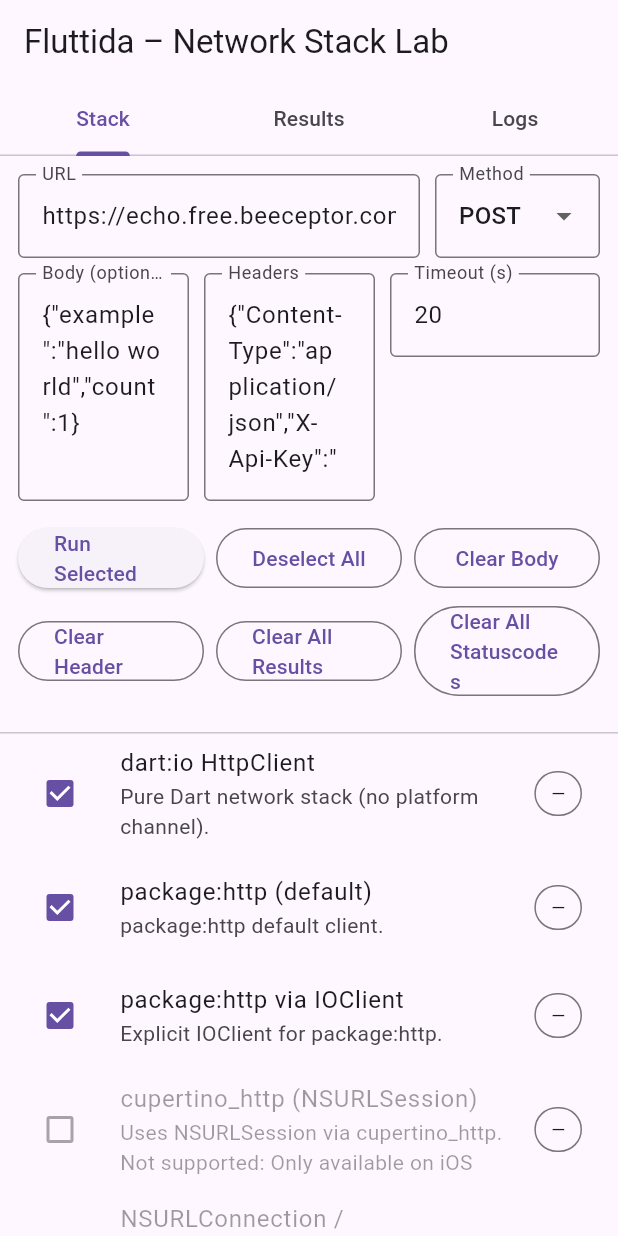
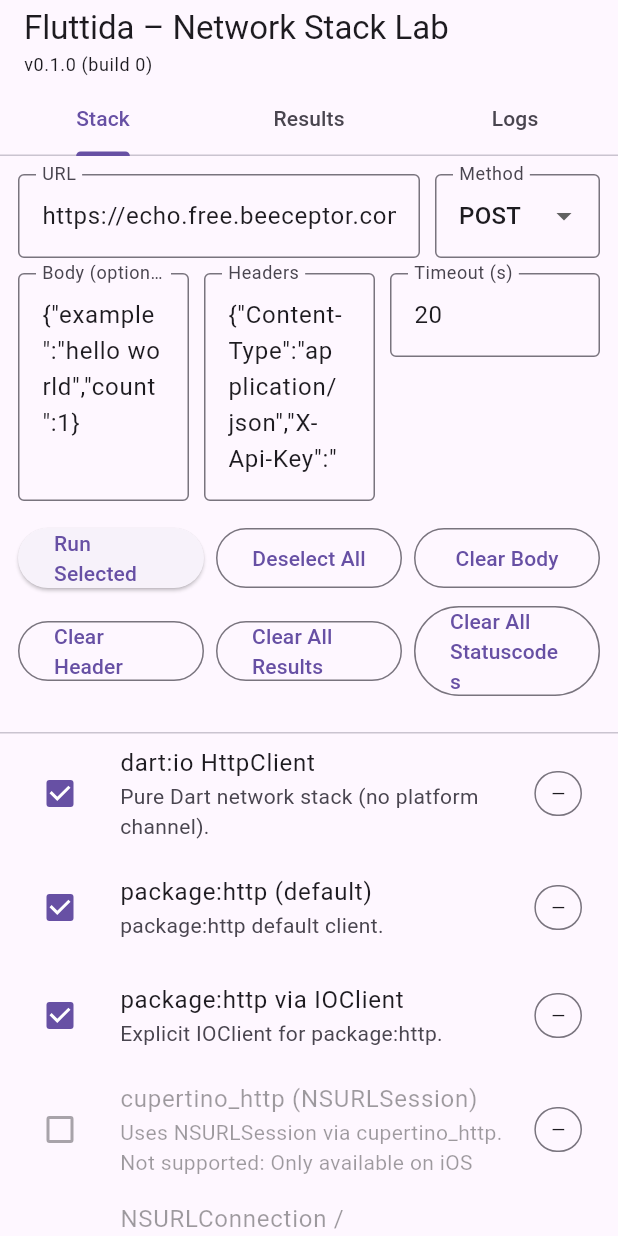
Before and after one commit to XDcobra/Fluttida, a Flutter app: the screen it shows after launch, on a phone screen of 412 x 824 dp. Run offline on Flutter 3.47's test engine with Material 3 defaults, Android fonts, the phone set to English and light mode, and no system bars; our stand-ins replace webview_flutter; missing offline and left inert: cupertino_http.

Commit message:
feat(versions): add centralized version constants and update lab screen title

```diff
--- a/example_app/fluttida/lib/lab_screen.dart
+++ b/example_app/fluttida/lib/lab_screen.dart
@@ -6,6 +6,7 @@ import 'package:flutter/material.dart';
 import 'package:flutter/services.dart';
 import 'package:webview_flutter/webview_flutter.dart';
 import 'stacks/stacks_impl.dart';
+import 'versions.dart';
 
 enum StackLayer { dart, native, webview, ndk }
 
@@ -529,7 +530,19 @@ class _LabScreenState extends State<LabScreen> {
           length: 3,
           child: Scaffold(
             appBar: AppBar(
-              title: const Text("Fluttida – Network Stack Lab"),
+              title: Column(
+                crossAxisAlignment: CrossAxisAlignment.start,
+                children: [
+                  const Text("Fluttida – Network Stack Lab"),
+                  Padding(
+                    padding: const EdgeInsets.only(top: 2.0),
+                    child: Text(
+                      'v$kAppVersion (build $kBuildNumber)',
+                      style: Theme.of(context).textTheme.bodySmall,
+                    ),
+                  ),
+                ],
+              ),
               bottom: const TabBar(
                 tabs: [
                   Tab(text: "Stack"),
--- a/example_app/fluttida/lib/main.dart
+++ b/example_app/fluttida/lib/main.dart
@@ -1,6 +1,7 @@
 import 'package:flutter/material.dart';
 import 'lab_screen.dart';
 import 'stacks/stacks_impl.dart';
+import 'versions.dart';
 
 void main() {
   WidgetsFlutterBinding.ensureInitialized();
--- /dev/null
+++ b/example_app/fluttida/lib/versions.dart
@@ -0,0 +1,13 @@
+// Centralized compile-time version constants.
+// These can be overridden at build time with --dart-define.
+const String kAppVersion = String.fromEnvironment(
+  'APP_VERSION',
+  defaultValue: '0.1.0',
+);
+const String kBuildNumber = String.fromEnvironment(
+  'APP_BUILD_NUMBER',
+  defaultValue: '0',
+);
+
+/// Human readable short label
+const String kVersionLabel = 'v$kAppVersion (build $kBuildNumber)';
```
Also changed, not shown: 1 other file.
